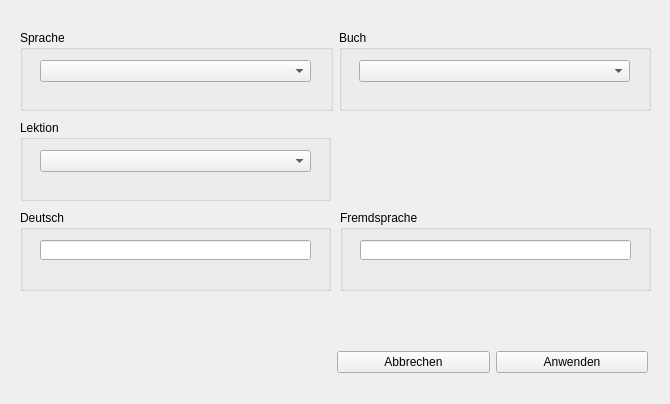
JPaehr/VokabelTrainer, file UIs/WindowWoerterbuchBearbeiten.ui: the form before one commit.
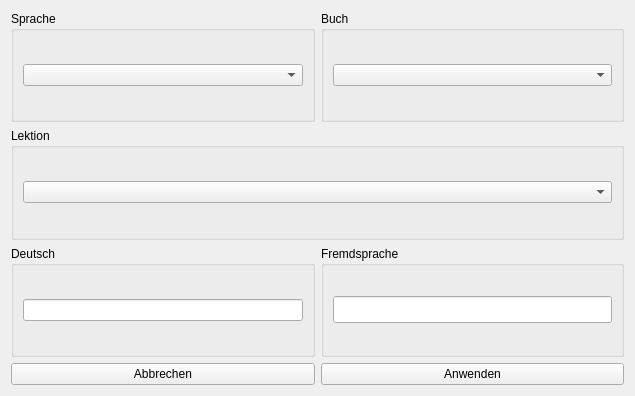
The form after the commit.

Commit message: fixed some unicodeerror, Wort bearbeitenWindow is now resizeable, fixed meintenSieBug

```diff
--- a/UIs/WindowWoerterbuchBearbeiten.ui
+++ b/UIs/WindowWoerterbuchBearbeiten.ui
@@ -6,142 +6,89 @@
    <rect>
     <x>0</x>
     <y>0</y>
-    <width>670</width>
-    <height>404</height>
+    <width>635</width>
+    <height>396</height>
    </rect>
   </property>
   <property name="windowTitle">
    <string>Wort bearbeiten</string>
   </property>
+  <layout class="QVBoxLayout" name="verticalLayout_4">
+   <item>
+    <layout class="QHBoxLayout" name="horizontalLayout">
+     <item>
+      <widget class="QGroupBox" name="groupBox">
+       <property name="title">
+        <string>Sprache</string>
+       </property>
+       <layout class="QVBoxLayout" name="verticalLayout_10">
+        <item>
+         <widget class="QComboBox" name="cBSprache"/>
+        </item>
+       </layout>
+      </widget>
+     </item>
+     <item>
+      <widget class="QGroupBox" name="groupBox_2">
+       <property name="title">
+        <string>Buch</string>
+       </property>
+       <layout class="QVBoxLayout" name="verticalLayout_9">
+        <item>
+         <widget class="QComboBox" name="cBBuch"/>
+        </item>
+       </layout>
+      </widget>
+     </item>
+    </layout>
+   </item>
+   <item>
   <widget class="QGroupBox" name="groupBox_3">
-   <property name="geometry">
-    <rect>
-     <x>20</x>
-     <y>120</y>
-     <width>311</width>
-     <height>81</height>
-    </rect>
-   </property>
    <property name="title">
     <string>Lektion</string>
    </property>
-   <widget class="QComboBox" name="cBLekion">
-    <property name="geometry">
-     <rect>
-      <x>20</x>
-      <y>30</y>
-      <width>271</width>
-      <height>22</height>
-     </rect>
-    </property>
-   </widget>
-  </widget>
+     <layout class="QVBoxLayout" name="verticalLayout_8">
+      <item>
+       <widget class="QComboBox" name="cBLekion"/>
+      </item>
+     </layout>
+    </widget>
+   </item>
+   <item>
+    <layout class="QHBoxLayout" name="horizontalLayout_3">
+     <item>
   <widget class="QGroupBox" name="groupBox_4">
-   <property name="geometry">
-    <rect>
-     <x>20</x>
-     <y>210</y>
-     <width>311</width>
-     <height>81</height>
-    </rect>
-   </property>
    <property name="title">
     <string>Deutsch</string>
    </property>
-   <widget class="QLineEdit" name="tfDeutsch">
-    <property name="geometry">
-     <rect>
-      <x>20</x>
-      <y>30</y>
-      <width>271</width>
-      <height>20</height>
-     </rect>
-    </property>
-   </widget>
-  </widget>
+       <layout class="QVBoxLayout" name="verticalLayout_7">
+        <item>
+         <widget class="QLineEdit" name="tfDeutsch"/>
+        </item>
+       </layout>
+      </widget>
+     </item>
+     <item>
   <widget class="QGroupBox" name="groupBox_5">
-   <property name="geometry">
-    <rect>
-     <x>340</x>
-     <y>210</y>
-     <width>311</width>
-     <height>81</height>
-    </rect>
-   </property>
    <property name="title">
     <string>Fremdsprache</string>
    </property>
+       <layout class="QVBoxLayout" name="verticalLayout_6">
+        <item>
    <widget class="QLineEdit" name="tfFremd">
-    <property name="geometry">
-     <rect>
-      <x>20</x>
-      <y>30</y>
-      <width>271</width>
-      <height>20</height>
-     </rect>
-    </property>
     <property name="font">
      <font>
       <pointsize>12</pointsize>
      </font>
     </property>
    </widget>
-  </widget>
-  <widget class="QWidget" name="layoutWidget">
-   <property name="geometry">
-    <rect>
-     <x>20</x>
-     <y>30</y>
-     <width>631</width>
-     <height>81</height>
-    </rect>
-   </property>
-   <layout class="QHBoxLayout" name="horizontalLayout">
-    <item>
-     <widget class="QGroupBox" name="groupBox">
-      <property name="title">
-       <string>Sprache</string>
-      </property>
-      <widget class="QComboBox" name="cBSprache">
-       <property name="geometry">
-        <rect>
-         <x>20</x>
-         <y>30</y>
-         <width>271</width>
-         <height>22</height>
-        </rect>
-       </property>
-      </widget>
-     </widget>
-    </item>
-    <item>
-     <widget class="QGroupBox" name="groupBox_2">
-      <property name="title">
-       <string>Buch</string>
-      </property>
-      <widget class="QComboBox" name="cBBuch">
-       <property name="geometry">
-        <rect>
-         <x>20</x>
-         <y>30</y>
-         <width>271</width>
-         <height>22</height>
-        </rect>
-       </property>
+        </item>
+       </layout>
       </widget>
-     </widget>
-    </item>
-   </layout>
-  </widget>
-  <widget class="QWidget" name="layoutWidget">
-   <property name="geometry">
-    <rect>
-     <x>337</x>
-     <y>350</y>
-     <width>311</width>
-     <height>25</height>
-    </rect>
-   </property>
+     </item>
+    </layout>
+   </item>
+   <item>
    <layout class="QHBoxLayout" name="horizontalLayout_2">
     <item>
      <widget class="QPushButton" name="btnAbbrechen">
@@ -158,7 +105,8 @@
      </widget>
     </item>
    </layout>
-  </widget>
+   </item>
+  </layout>
  </widget>
  <resources/>
  <connections/>
```
Lines whose indentation alone changed are shown as unchanged. The commit also changes 4 other files.
